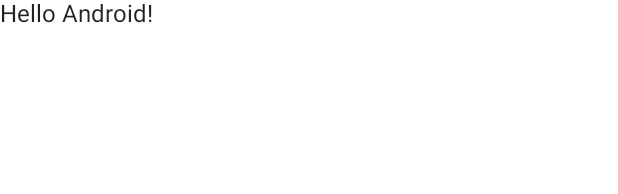
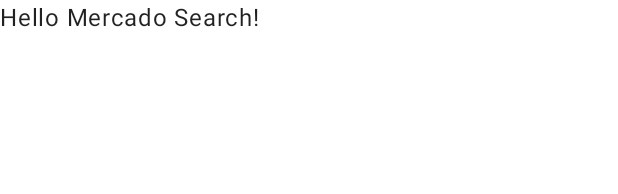
Before and after one commit to juanchosandox90/MercadoSearch, an Android app built with Jetpack Compose: the @Preview function DefaultPreview, on a phone screen of 412 x 824 dp. Shown: the top 194 px of the screen. Run offline under Robolectric (Android 15) with nearby library versions, the phone set to English and light mode, and no system bars; our stand-ins replace Dagger/Hilt's generated code.

Commit message:
Splash Screen and Theme
- Setup the native installSplashScreen method to start with a splash screen in the optimal way
- Setup the colors that will be used across the app and the theme linked to those colors
- Add missing gradle dependencies to preview the build of the layouts in code and to build in the future the unit tests and the instrumentation tests
- Upgrade minimum android sdk from 26 to 27

```diff
--- a/app/src/main/AndroidManifest.xml
+++ b/app/src/main/AndroidManifest.xml
@@ -20,7 +20,7 @@
             android:name=".MainActivity"
             android:exported="true"
             android:label="@string/app_name"
-            android:theme="@style/Theme.MercadoSearch"
+            android:theme="@style/Theme.MercadoSearch.SplashScreen"
             android:windowSoftInputMode="adjustResize">
             <intent-filter>
                 <action android:name="android.intent.action.MAIN" />
--- a/app/src/main/java/com/sandoval/mercadosearch/MainActivity.kt
+++ b/app/src/main/java/com/sandoval/mercadosearch/MainActivity.kt
@@ -10,36 +10,32 @@ import androidx.compose.material.Text
 import androidx.compose.runtime.Composable
 import androidx.compose.ui.Modifier
 import androidx.compose.ui.tooling.preview.Preview
+import androidx.core.splashscreen.SplashScreen.Companion.installSplashScreen
 import com.sandoval.mercadosearch.ui.theme.MercadoSearchTheme
 import dagger.hilt.android.AndroidEntryPoint
 
 @AndroidEntryPoint
 class MainActivity : ComponentActivity() {
     override fun onCreate(savedInstanceState: Bundle?) {
+        installSplashScreen()
         super.onCreate(savedInstanceState)
         setContent {
             MercadoSearchTheme {
-                // A surface container using the 'background' color from the theme
                 Surface(
                     modifier = Modifier.fillMaxSize(),
                     color = MaterialTheme.colors.background
                 ) {
-                    Greeting("Android")
+                    Text(text = "Hello Mercado Search!")
                 }
             }
         }
     }
 }
 
-@Composable
-fun Greeting(name: String) {
-    Text(text = "Hello $name!")
-}
-
 @Preview(showBackground = true)
 @Composable
 fun DefaultPreview() {
     MercadoSearchTheme {
-        Greeting("Android")
+        Text(text = "Hello Mercado Search!")
     }
 }
--- a/app/src/main/res/values/strings.xml
+++ b/app/src/main/res/values/strings.xml
@@ -1,3 +1,3 @@
 <resources>
-    <string name="app_name">MercadoSearch</string>
+    <string name="app_name">Mercado Search</string>
 </resources>
--- a/app/src/main/res/values/themes.xml
+++ b/app/src/main/res/values/themes.xml
@@ -1,7 +1,19 @@
 <?xml version="1.0" encoding="utf-8"?>
-<resources>
+<resources xmlns:tools="http://schemas.android.com/tools">
 
     <style name="Theme.MercadoSearch" parent="android:Theme.Material.Light.NoActionBar">
-        <item name="android:statusBarColor">@color/purple_700</item>
+        <item name="android:statusBarColor">@color/mercado_search_yellow</item>
+        <item name="android:windowLayoutInDisplayCutoutMode">default</item>
+        <item name="android:windowLightStatusBar">false</item>
+        <item name="android:forceDarkAllowed" tools:targetApi="q">false</item>
     </style>
+
+    <style name="Theme.MercadoSearch.SplashScreen" parent="Theme.SplashScreen">
+        <item name="android:windowLightStatusBar">false</item>
+        <item name="windowSplashScreenBackground">@color/mercado_search_yellow</item>
+        <item name="windowSplashScreenAnimatedIcon">@mipmap/ic_launcher</item>
+        <item name="android:forceDarkAllowed" tools:targetApi="q">false</item>
+        <item name="postSplashScreenTheme">@style/Theme.MercadoSearch</item>
+    </style>
+
 </resources>
```
Also changed, not shown: app/build.gradle (+9 -1 lines), app/src/main/java/com/sandoval/mercadosearch/ui/theme/Color.kt (+7 -0 lines), app/src/main/java/com/sandoval/mercadosearch/ui/theme/Theme.kt (+6 -15 lines), app/src/main/java/com/sandoval/mercadosearch/ui/theme/Type.kt (+21 -13 lines), app/src/main/res/values/colors.xml (+14 -5 lines).
